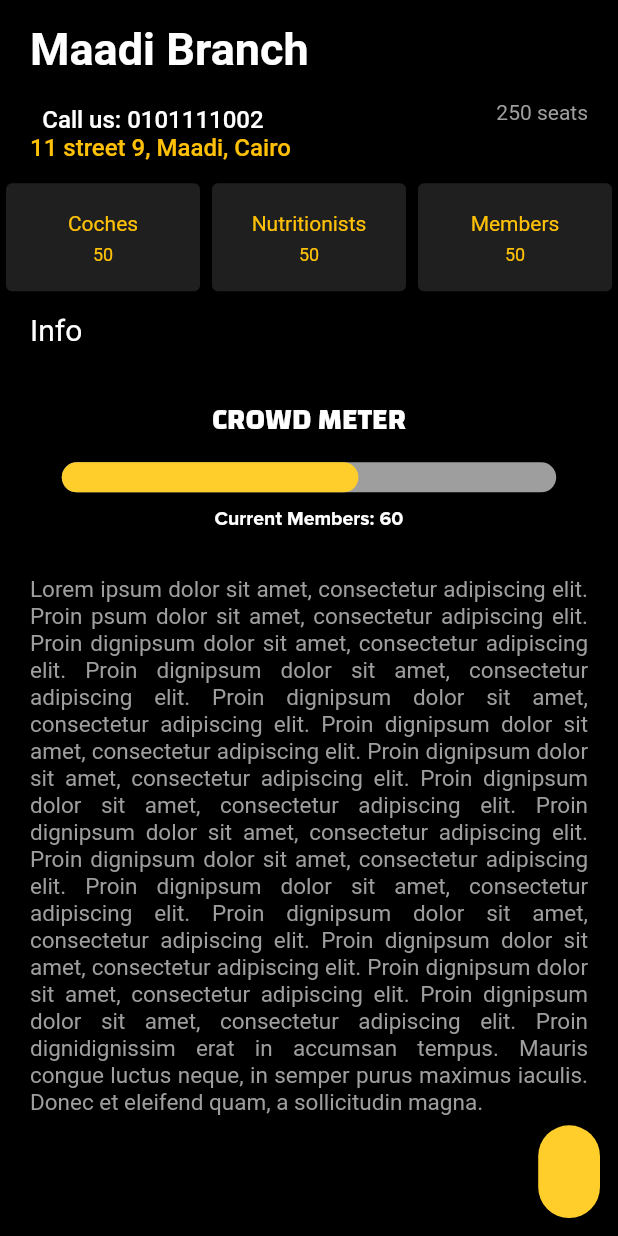
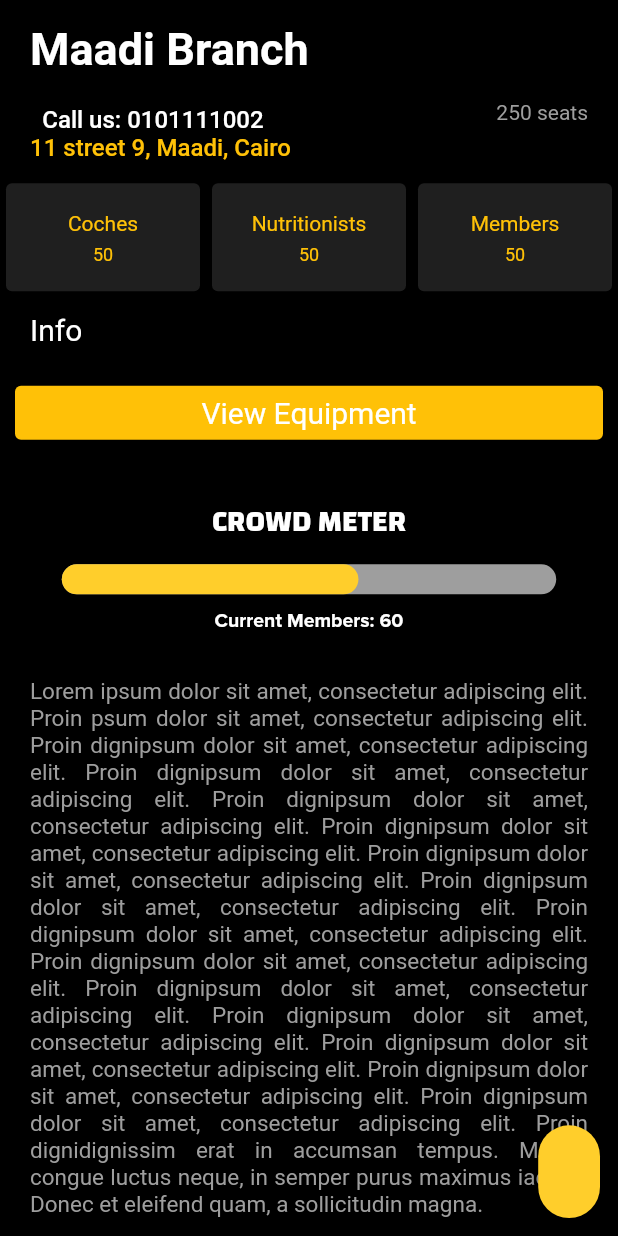
Before and after one commit to AdhamMagdyA/GymManager, a Flutter app: the BranchDetails screen opened by its route, scrolled down 325 dp, on a phone screen of 412 x 824 dp. Run offline on Flutter 3.47's test engine with Material 2 defaults, Android fonts, the phone set to English and light mode, and no system bars; our stand-ins replace backdrop, bubble_tab_indicator, cached_network_image, flutter_datetime_picker, image_picker, motion_tab_bar and 2 more; missing offline and left inert: dart:html; Roboto replaces fonts that are missing (assets/fonts/Changa-Bold.ttf, assets/fonts/ProximaNova-Regular.otf).

Commit message:
added view equipment to branch details and modifid logout button

```diff
--- a/lib/screens/admin/branches/branch_details.dart
+++ b/lib/screens/admin/branches/branch_details.dart
@@ -1,5 +1,7 @@
 import 'package:flutter/material.dart';
+import 'package:gym_project/core/presentation/res/text_styles.dart';
 import 'package:gym_project/screens/admin/crowd_meter.dart';
+import 'package:gym_project/screens/admin/equipment/equipment_list.dart';
 
 class BranchDetails extends StatefulWidget {
   const BranchDetails({Key key}) : super(key: key);
@@ -233,6 +235,21 @@ class _BranchDetailsState extends State<BranchDetails> {
                         fontFamily: 'assets/fonts/Changa-Bold.ttf',
                       ))),
               Container(
+                padding: EdgeInsets.all(10),
+                child: ElevatedButton(
+                  style: ElevatedButton.styleFrom(
+                    primary: Colors.amber,
+                    textStyle: TextStyle(
+                      fontSize: 20,
+                    ),
+                  ),
+                  onPressed: () {
+                    Navigator.pushNamed(context, '/equipment-list');
+                  },
+                  child: const Text('View Equipment'),
+                ),
+              ),
+              Container(
                 child: CrowdMeter(
                   checkedInMembers: 60,
                   totalMembers: 100,
--- a/lib/screens/coach/groups/create-group.dart
+++ b/lib/screens/coach/groups/create-group.dart
@@ -51,7 +51,7 @@ class MapScreenState extends State<CreateGroupForm>
                           child: new Row(
                             crossAxisAlignment: CrossAxisAlignment.start,
                             children: <Widget>[
-                             GestureDetector(
+                              GestureDetector(
                                 child: new Icon(
                                   Icons.arrow_back_ios,
                                   color: Color(0xFFFFCE2B),
@@ -292,6 +292,7 @@ class MapScreenState extends State<CreateGroupForm>
                         SizedBox(
                           height: 15,
                         ),
+                        //for choosing
                         Padding(
                           padding: EdgeInsets.only(
                               left: 25.0, right: 25.0, top: 2.0),
--- a/lib/widget/drawer.dart
+++ b/lib/widget/drawer.dart
@@ -44,7 +44,8 @@ class MyDrawer extends StatelessWidget {
             // Update the state of the app
             // ...
             // Then close the drawer
-            Navigator.pop(context);
+            int count = 0;
+            Navigator.of(context).popUntil((_) => count++ >= 2);
           },
 
         ),
```
Also changed, not shown: 2 other files.
